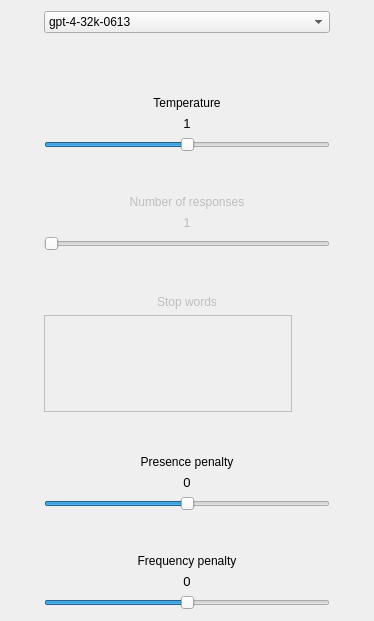
First picture: the form in ui/ChatSettingsWidget.ui, repository KoromeloDev/MindMate, before the edit.
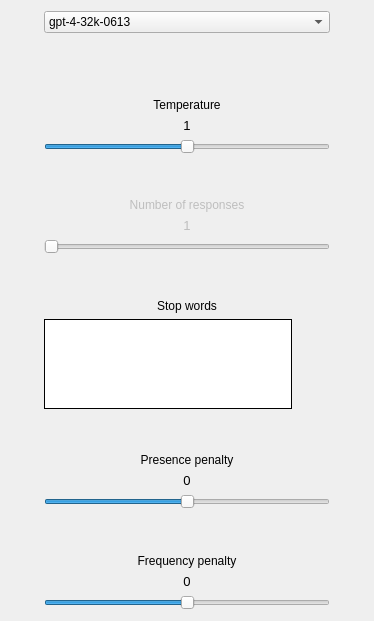
Second picture: the form after the edit.

What changed in the file:
```diff
--- a/ui/ChatSettingsWidget.ui
+++ b/ui/ChatSettingsWidget.ui
@@ -363,9 +363,6 @@
     <layout class="QVBoxLayout" name="verticalLayout_6">
      <item>
       <widget class="QLabel" name="label">
-       <property name="enabled">
-        <bool>false</bool>
-       </property>
        <property name="toolTip">
         <string>&lt;html&gt;&lt;head/&gt;&lt;body&gt;&lt;p&gt;Up to 4 sequences where the API will stop generating further tokens.&lt;/p&gt;&lt;/body&gt;&lt;/html&gt;</string>
        </property>
@@ -381,13 +378,16 @@
       <layout class="QHBoxLayout" name="horizontalLayout">
        <item>
         <widget class="QListWidget" name="stopList">
-         <property name="enabled">
-          <bool>false</bool>
+         <property name="sizePolicy">
+          <sizepolicy hsizetype="Expanding" vsizetype="Minimum">
+           <horstretch>0</horstretch>
+           <verstretch>0</verstretch>
+          </sizepolicy>
          </property>
-         <property name="maximumSize">
+         <property name="minimumSize">
           <size>
-           <width>16777215</width>
-           <height>100</height>
+           <width>0</width>
+           <height>90</height>
           </size>
          </property>
          <property name="frameShape">
@@ -396,15 +396,15 @@
          <property name="frameShadow">
           <enum>QFrame::Plain</enum>
          </property>
+         <property name="verticalScrollBarPolicy">
+          <enum>Qt::ScrollBarAlwaysOff</enum>
+         </property>
         </widget>
        </item>
        <item>
         <layout class="QVBoxLayout" name="verticalLayout_3">
          <item>
           <widget class="QToolButton" name="addStopButton">
-           <property name="enabled">
-            <bool>false</bool>
-           </property>
            <property name="sizePolicy">
             <sizepolicy hsizetype="Preferred" vsizetype="Maximum">
              <horstretch>0</horstretch>
```
Left out of the diff: 3 changed lines with no effect on the pictures.
